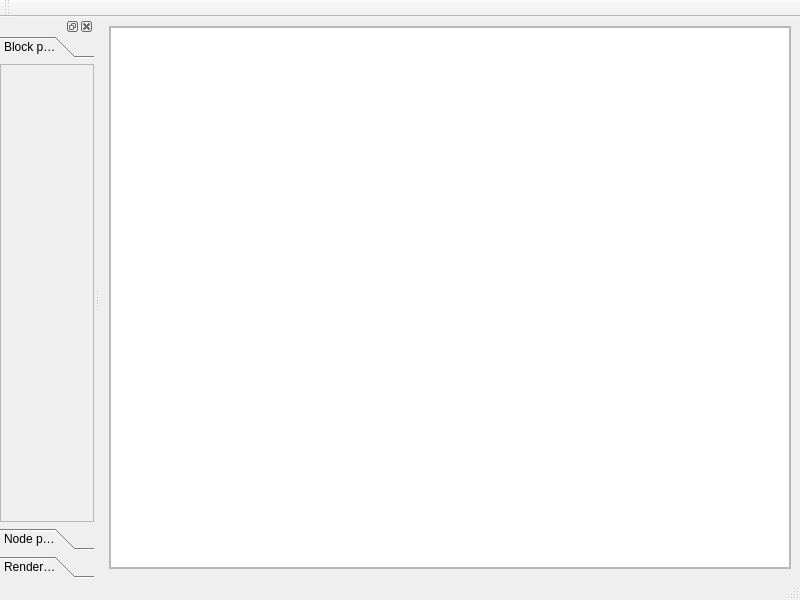
Before: the Qt Designer form Code/Editor/TamyEditor/renderingpipelineeditor.ui in cccZone/tamy, drawn with Qt 5.
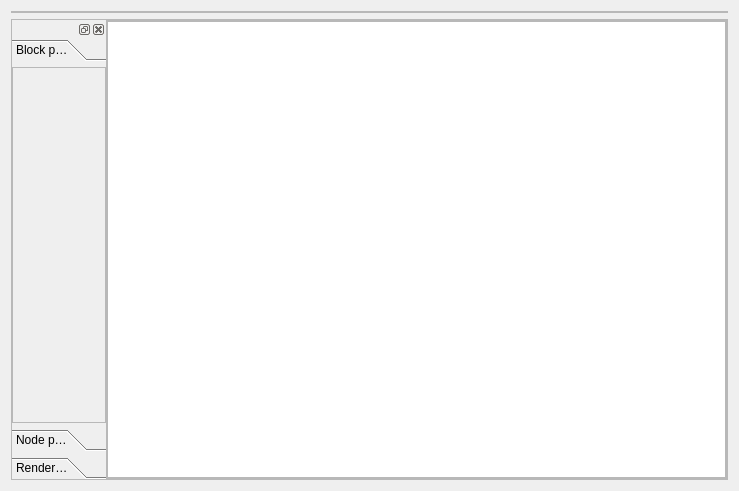
After: the same form once the commit is applied. The open tabs and pages were chosen to show the change.

Commit message: unifying sub editors management framework

Diff of the .ui file:
```diff
--- a/Code/Editor/TamyEditor/renderingpipelineeditor.ui
+++ b/Code/Editor/TamyEditor/renderingpipelineeditor.ui
@@ -1,80 +1,54 @@
 <?xml version="1.0" encoding="UTF-8"?>
 <ui version="4.0">
  <class>RenderingPipelineEditorWindow</class>
- <widget class="QMainWindow" name="RenderingPipelineEditorWindow">
+ <widget class="QWidget" name="RenderingPipelineEditorWindow">
   <property name="geometry">
    <rect>
     <x>0</x>
     <y>0</y>
-    <width>800</width>
-    <height>600</height>
+    <width>739</width>
+    <height>491</height>
    </rect>
   </property>
   <property name="windowTitle">
    <string>Rendering pipeline editor</string>
   </property>
-  <widget class="QWidget" name="centralwidget">
+  <layout class="QVBoxLayout" name="verticalLayout_5" stretch="0,0">
+   <item>
+    <widget class="QFrame" name="toolbarFrame">
+     <property name="frameShape">
+      <enum>QFrame::StyledPanel</enum>
+     </property>
+     <property name="frameShadow">
+      <enum>QFrame::Raised</enum>
+     </property>
    <layout class="QHBoxLayout" name="horizontalLayout">
-    <item>
-     <widget class="QScrollArea" name="mainEditorPanel">
-      <property name="widgetResizable">
-       <bool>true</bool>
-      </property>
-      <widget class="QWidget" name="scrollAreaWidgetContents">
-       <property name="geometry">
-        <rect>
-         <x>0</x>
-         <y>0</y>
-         <width>691</width>
-         <height>527</height>
-        </rect>
-       </property>
-       <layout class="QHBoxLayout" name="horizontalLayout_2">
         <property name="spacing">
          <number>0</number>
         </property>
         <property name="margin">
          <number>0</number>
         </property>
-        <item>
-         <widget class="QGraphicsView" name="graphWidget">
-          <property name="contextMenuPolicy">
-           <enum>Qt::CustomContextMenu</enum>
-          </property>
-         </widget>
-        </item>
-       </layout>
-      </widget>
-     </widget>
-    </item>
-   </layout>
-  </widget>
-  <widget class="QMenuBar" name="menubar">
-   <property name="geometry">
-    <rect>
-     <x>0</x>
-     <y>0</y>
-     <width>800</width>
-     <height>21</height>
-    </rect>
-   </property>
-  </widget>
-  <widget class="QStatusBar" name="statusbar"/>
-  <widget class="QToolBar" name="toolBar">
-   <property name="windowTitle">
-    <string>toolBar</string>
-   </property>
-   <attribute name="toolBarArea">
-    <enum>TopToolBarArea</enum>
-   </attribute>
-   <attribute name="toolBarBreak">
-    <bool>false</bool>
-   </attribute>
-  </widget>
+     </layout>
+    </widget>
+   </item>
+   <item>
+    <widget class="QFrame" name="mainFrame">
+     <property name="frameShape">
+      <enum>QFrame::StyledPanel</enum>
+     </property>
+     <property name="frameShadow">
+      <enum>QFrame::Raised</enum>
+     </property>
+     <layout class="QHBoxLayout" name="horizontalLayout_4" stretch="0,1">
+      <property name="spacing">
+       <number>0</number>
+      </property>
+      <property name="margin">
+       <number>0</number>
+      </property>
+      <item>
   <widget class="QDockWidget" name="dockWidget">
-   <attribute name="dockWidgetArea">
-    <number>1</number>
-   </attribute>
    <widget class="QWidget" name="dockWidgetContents">
     <layout class="QVBoxLayout" name="verticalLayout">
      <property name="spacing">
@@ -94,7 +68,7 @@
           <x>0</x>
           <y>0</y>
           <width>85</width>
-          <height>444</height>
+               <height>360</height>
          </rect>
         </property>
         <attribute name="label">
@@ -118,7 +92,7 @@
               <x>0</x>
               <y>0</y>
               <width>83</width>
-              <height>442</height>
+                   <height>358</height>
              </rect>
             </property>
            </widget>
@@ -240,6 +214,43 @@
     </layout>
    </widget>
   </widget>
+      </item>
+      <item>
+       <widget class="QScrollArea" name="mainEditorPanel">
+        <property name="widgetResizable">
+         <bool>true</bool>
+        </property>
+        <widget class="QWidget" name="scrollAreaWidgetContents">
+         <property name="geometry">
+          <rect>
+           <x>0</x>
+           <y>0</y>
+           <width>632</width>
+           <height>461</height>
+          </rect>
+         </property>
+         <layout class="QHBoxLayout" name="horizontalLayout_2">
+          <property name="spacing">
+           <number>0</number>
+          </property>
+          <property name="margin">
+           <number>0</number>
+          </property>
+          <item>
+           <widget class="QGraphicsView" name="graphWidget">
+            <property name="contextMenuPolicy">
+             <enum>Qt::CustomContextMenu</enum>
+            </property>
+           </widget>
+          </item>
+         </layout>
+        </widget>
+       </widget>
+      </item>
+     </layout>
+    </widget>
+   </item>
+  </layout>
  </widget>
  <resources/>
  <connections/>
```
Left out of the diff: 8 changed lines with no effect on the pictures. Lines whose indentation alone changed are shown as unchanged. The commit also changes 33 other files.
